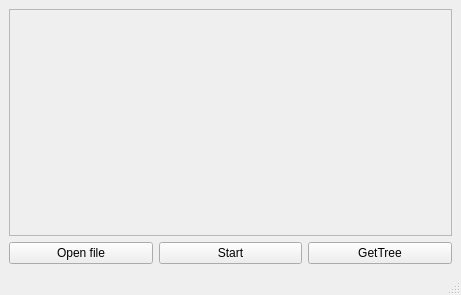
First picture: the form in Cherepaha/mainwindow.ui, repository dimab0nd/Cherepaha, before the edit.
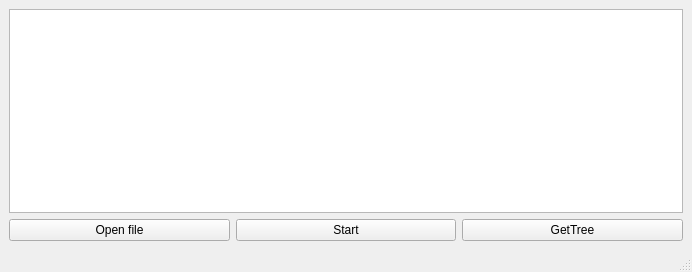
Second picture: the form after the edit.

Diff of the .ui file:
```diff
--- a/Cherepaha/mainwindow.ui
+++ b/Cherepaha/mainwindow.ui
@@ -6,8 +6,8 @@
    <rect>
     <x>0</x>
     <y>0</y>
-    <width>461</width>
-    <height>295</height>
+    <width>692</width>
+    <height>272</height>
    </rect>
   </property>
   <property name="windowTitle">
@@ -18,13 +18,13 @@
     <item>
      <layout class="QVBoxLayout" name="verticalLayout">
       <item>
-       <widget class="QPlainTextEdit" name="plainTextEdit">
-        <property name="enabled">
-         <bool>false</bool>
-        </property>
+       <widget class="QTextBrowser" name="textBrowser">
         <property name="font">
          <font>
-          <pointsize>13</pointsize>
+          <family>Consolas</family>
+          <pointsize>10</pointsize>
+          <weight>50</weight>
+          <bold>false</bold>
          </font>
         </property>
        </widget>
```
Left out of the diff: 2 changed lines with no effect on the pictures.
